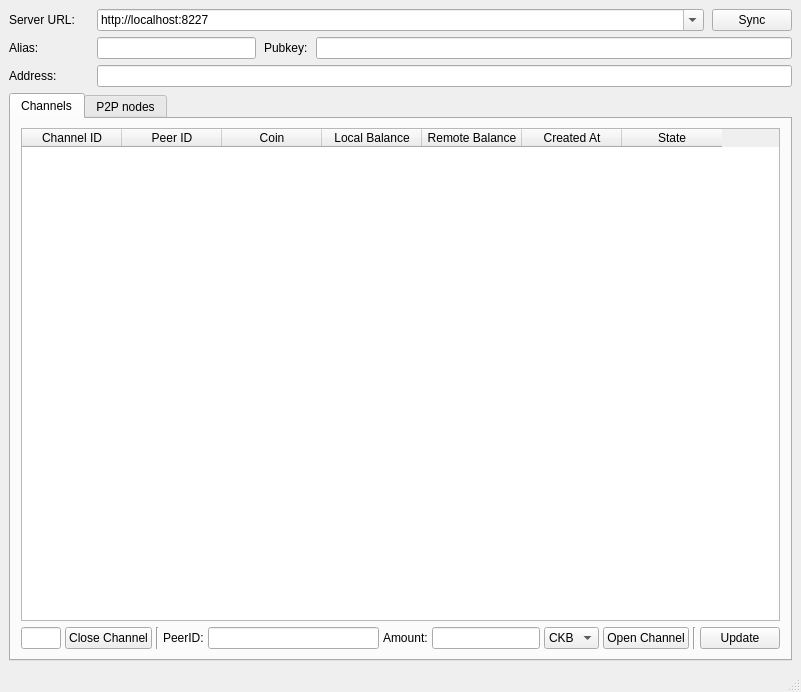
First picture: the form in main_window.ui, repository CipherWang/FiberGUIpy, before the edit.
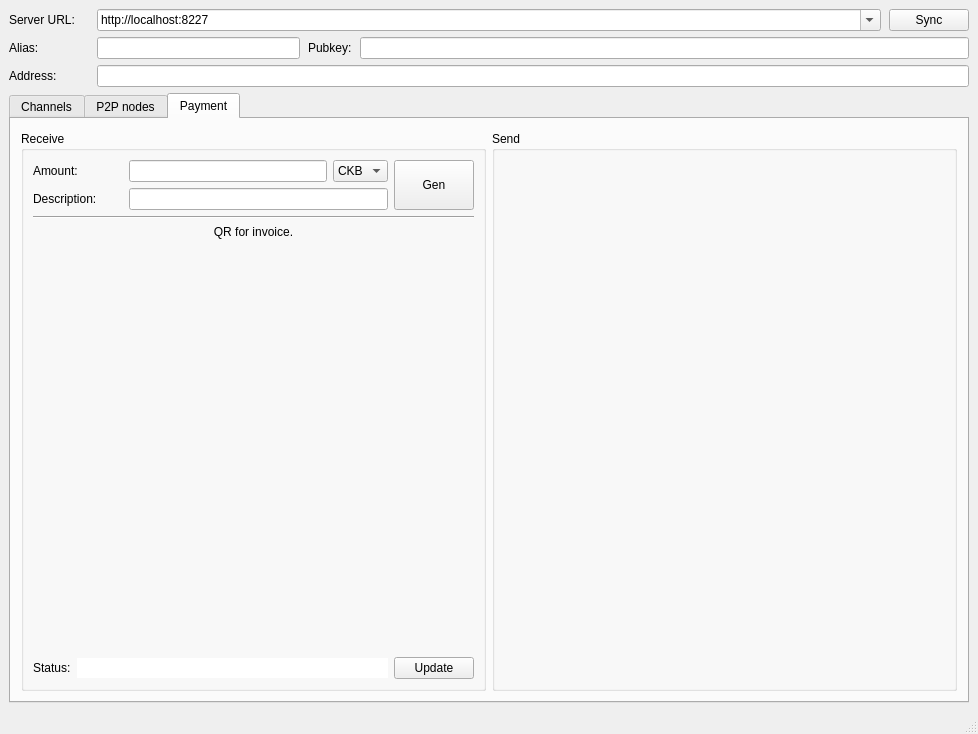
Second picture: the form after the edit. The open tabs and pages were chosen to show the change.

Commit message: Add new functionalities to support gen invoices

```diff
--- a/main_window.ui
+++ b/main_window.ui
@@ -6,8 +6,8 @@
    <rect>
     <x>0</x>
     <y>0</y>
-    <width>801</width>
-    <height>692</height>
+    <width>978</width>
+    <height>734</height>
    </rect>
   </property>
   <property name="sizePolicy">
@@ -424,6 +424,202 @@
         </item>
        </layout>
       </widget>
+      <widget class="QWidget" name="tab_3">
+       <attribute name="title">
+        <string>Payment</string>
+       </attribute>
+       <layout class="QHBoxLayout" name="horizontalLayout_6" stretch="1,1">
+        <property name="leftMargin">
+         <number>10</number>
+        </property>
+        <property name="topMargin">
+         <number>12</number>
+        </property>
+        <property name="rightMargin">
+         <number>10</number>
+        </property>
+        <property name="bottomMargin">
+         <number>10</number>
+        </property>
+        <item>
+         <widget class="QGroupBox" name="groupBox">
+          <property name="title">
+           <string>Receive</string>
+          </property>
+          <layout class="QVBoxLayout" name="verticalLayout_6" stretch="0,0,0,1,0">
+           <item>
+            <layout class="QHBoxLayout" name="horizontalLayout_8">
+             <property name="spacing">
+              <number>6</number>
+             </property>
+             <item>
+              <layout class="QVBoxLayout" name="verticalLayout_5">
+               <item>
+                <layout class="QHBoxLayout" name="horizontalLayout_5" stretch="0,1,0">
+                 <item>
+                  <widget class="QLabel" name="label_7">
+                   <property name="minimumSize">
+                    <size>
+                     <width>90</width>
+                     <height>0</height>
+                    </size>
+                   </property>
+                   <property name="text">
+                    <string>Amount: </string>
+                   </property>
+                  </widget>
+                 </item>
+                 <item>
+                  <widget class="QLineEdit" name="txtPayAmount">
+                   <property name="alignment">
+                    <set>Qt::AlignmentFlag::AlignRight|Qt::AlignmentFlag::AlignTrailing|Qt::AlignmentFlag::AlignVCenter</set>
+                   </property>
+                  </widget>
+                 </item>
+                 <item>
+                  <widget class="QComboBox" name="comboBox_2">
+                   <property name="sizePolicy">
+                    <sizepolicy hsizetype="Minimum" vsizetype="Fixed">
+                     <horstretch>0</horstretch>
+                     <verstretch>0</verstretch>
+                    </sizepolicy>
+                   </property>
+                   <item>
+                    <property name="text">
+                     <string>CKB</string>
+                    </property>
+                   </item>
+                  </widget>
+                 </item>
+                </layout>
+               </item>
+               <item>
+                <layout class="QHBoxLayout" name="horizontalLayout_7">
+                 <item>
+                  <widget class="QLabel" name="label_8">
+                   <property name="minimumSize">
+                    <size>
+                     <width>90</width>
+                     <height>0</height>
+                    </size>
+                   </property>
+                   <property name="text">
+                    <string>Description: </string>
+                   </property>
+                  </widget>
+                 </item>
+                 <item>
+                  <widget class="QLineEdit" name="txtDescription"/>
+                 </item>
+                </layout>
+               </item>
+              </layout>
+             </item>
+             <item>
+              <widget class="QPushButton" name="btnGenInvoice">
+               <property name="sizePolicy">
+                <sizepolicy hsizetype="Preferred" vsizetype="Expanding">
+                 <horstretch>0</horstretch>
+                 <verstretch>0</verstretch>
+                </sizepolicy>
+               </property>
+               <property name="text">
+                <string>Gen</string>
+               </property>
+              </widget>
+             </item>
+            </layout>
+           </item>
+           <item>
+            <widget class="Line" name="line_3">
+             <property name="orientation">
+              <enum>Qt::Orientation::Horizontal</enum>
+             </property>
+            </widget>
+           </item>
+           <item>
+            <widget class="QLabel" name="label_9">
+             <property name="text">
+              <string>QR for invoice.</string>
+             </property>
+             <property name="alignment">
+              <set>Qt::AlignmentFlag::AlignCenter</set>
+             </property>
+            </widget>
+           </item>
+           <item>
+            <widget class="QLabel" name="labelImage">
+             <property name="sizePolicy">
+              <sizepolicy hsizetype="Expanding" vsizetype="Expanding">
+               <horstretch>0</horstretch>
+               <verstretch>0</verstretch>
+              </sizepolicy>
+             </property>
+             <property name="minimumSize">
+              <size>
+               <width>200</width>
+               <height>200</height>
+              </size>
+             </property>
+             <property name="text">
+              <string>&lt;QR&gt;</string>
+             </property>
+             <property name="alignment">
+              <set>Qt::AlignmentFlag::AlignCenter</set>
+             </property>
+            </widget>
+           </item>
+           <item>
+            <layout class="QHBoxLayout" name="horizontalLayout_11" stretch="0,1,0">
+             <item>
+              <widget class="QLabel" name="label_10">
+               <property name="text">
+                <string>Status:</string>
+               </property>
+              </widget>
+             </item>
+             <item>
+              <widget class="QLineEdit" name="txtInvoiceStatus">
+               <property name="enabled">
+                <bool>true</bool>
+               </property>
+               <property name="frame">
+                <bool>false</bool>
+               </property>
+               <property name="alignment">
+                <set>Qt::AlignmentFlag::AlignCenter</set>
+               </property>
+               <property name="readOnly">
+                <bool>true</bool>
+               </property>
+              </widget>
+             </item>
+             <item>
+              <widget class="QPushButton" name="btnUpdateReceive">
+               <property name="text">
+                <string>Update</string>
+               </property>
+              </widget>
+             </item>
+            </layout>
+           </item>
+          </layout>
+         </widget>
+        </item>
+        <item>
+         <widget class="QGroupBox" name="groupBox_2">
+          <property name="title">
+           <string>Send</string>
+          </property>
+          <layout class="QVBoxLayout" name="verticalLayout_7">
+           <item>
+            <layout class="QHBoxLayout" name="horizontalLayout_9"/>
+           </item>
+          </layout>
+         </widget>
+        </item>
+       </layout>
+      </widget>
      </widget>
     </item>
    </layout>
```
Left out of the diff: 2 changed lines with no effect on the pictures. The commit also changes 10 other files.
